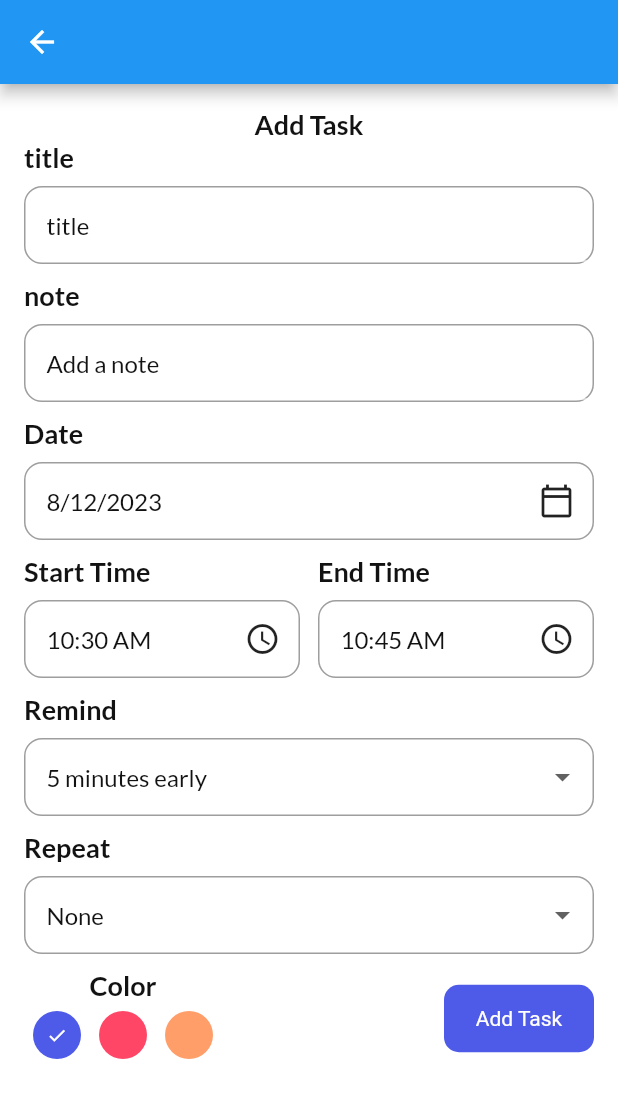
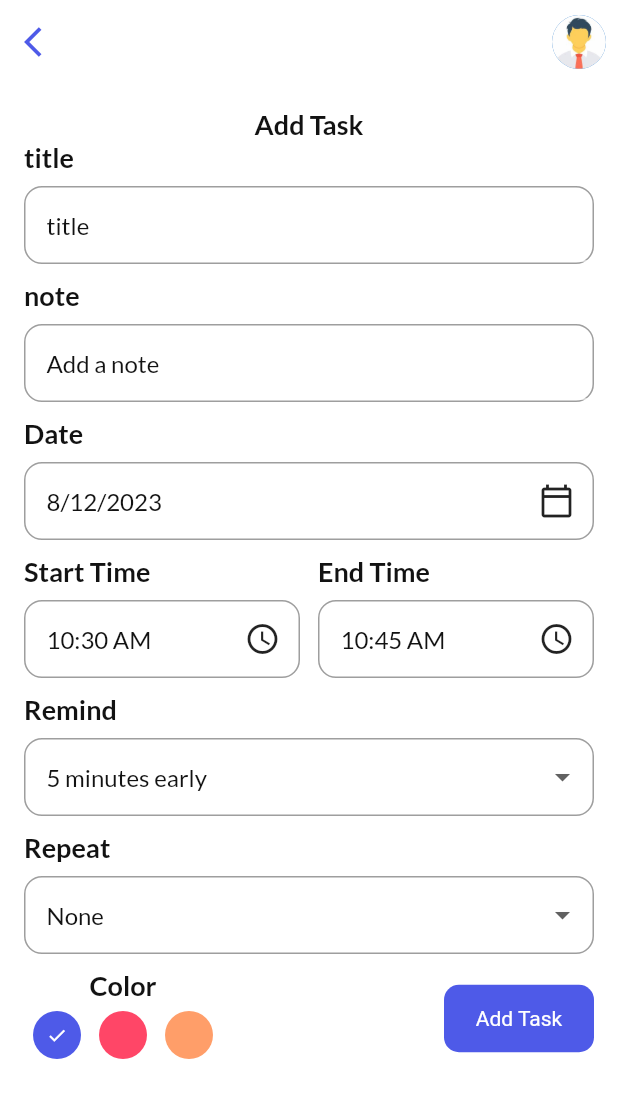
Before and after one commit to dev-KarimAhmed/to_do_app_getx_sqflit, a Flutter app: the screen it shows after launch, after a tap on "Add Task", on a phone screen of 412 x 824 dp. Shown: the top 1098 px of the screen. Run offline on Flutter 3.47's test engine with Material 2 defaults, Android fonts, the phone set to English and light mode, and no system bars; our stand-ins replace get, get_storage, google_fonts.

Commit message:
create custom appBar

```diff
--- a/lib/ui/pages/add_task_page.dart
+++ b/lib/ui/pages/add_task_page.dart
@@ -3,9 +3,11 @@ import 'package:get/get.dart';
 import 'package:intl/intl.dart';
 
 import '../../controllers/task_controller.dart';
+import '../../services/theme_services.dart';
 import '../theme.dart';
 import '../widgets/button.dart';
 import '../widgets/input_field.dart';
+import 'notification_screen.dart';
 
 class AddTaskPage extends StatefulWidget {
   const AddTaskPage({Key? key}) : super(key: key);
@@ -31,7 +33,31 @@ class _AddTaskPageState extends State<AddTaskPage> {
   @override
   Widget build(BuildContext context) {
     return Scaffold(
-      appBar: AppBar(),
+      backgroundColor: context.theme.scaffoldBackgroundColor,
+      appBar: AppBar(
+        leading: IconButton(
+          onPressed: () {
+            Get.back();
+          },
+          icon: Icon(
+            Icons.arrow_back_ios,
+            size: 24,
+            color: primaryClr,
+          ),
+        ),
+        centerTitle: true,
+        backgroundColor: context.theme.scaffoldBackgroundColor,
+        elevation: 0,
+        actions: [
+          Padding(
+            padding: const EdgeInsets.all(8.0),
+            child: CircleAvatar(
+              backgroundImage: AssetImage('assets/images/person.jpeg'),
+              radius: 18,
+            ),
+          )
+        ],
+      ),
       body: Container(
         padding: EdgeInsets.all(16),
         child: SingleChildScrollView(
--- a/lib/ui/pages/home_page.dart
+++ b/lib/ui/pages/home_page.dart
@@ -1,6 +1,7 @@
 import 'package:flutter/material.dart';
 import 'package:get/get.dart';
 import 'package:to_do_app_getx_sqflit/services/theme_services.dart';
+import 'package:to_do_app_getx_sqflit/ui/theme.dart';
 
 import '../size_config.dart';
 import '../widgets/button.dart';
@@ -20,17 +21,31 @@ class _HomePageState extends State<HomePage> {
   Widget build(BuildContext context) {
     SizeConfig().init(context);
     return Scaffold(
+      backgroundColor: context.theme.scaffoldBackgroundColor,
       appBar: AppBar(
         leading: IconButton(
           onPressed: () {
             ThemeServices().switchMode();
-            Get.to(
-                NotificationScreen(pyload: 'Title | Description | 10:22 Am'));
           },
-          icon: Icon(Icons.arrow_back_ios),
+          icon: Icon(
+            Get.isDarkMode
+                ? Icons.wb_sunny_outlined
+                : Icons.nightlight_round_outlined,
+            color: Get.isDarkMode ? Colors.white : darkGreyClr,
+          ),
         ),
         centerTitle: true,
-        backgroundColor: context.theme.primaryColor,
+        backgroundColor: context.theme.scaffoldBackgroundColor,
+        elevation: 0,
+        actions: [
+          Padding(
+            padding: const EdgeInsets.all(8.0),
+            child: CircleAvatar(
+              backgroundImage: AssetImage('assets/images/person.jpeg'),
+              radius: 18,
+            ),
+          )
+        ],
       ),
       body: SingleChildScrollView(
         child: Column(
--- a/lib/ui/theme.dart
+++ b/lib/ui/theme.dart
@@ -14,15 +14,13 @@ class Themes {
   static final light = ThemeData(
       primaryColor: primaryClr,
       scaffoldBackgroundColor: white,
-      brightness: Brightness.light
-      );
+      brightness: Brightness.light);
   static final dark = ThemeData(
       primaryColor: darkGreyClr,
       scaffoldBackgroundColor: darkHeaderClr,
       brightness: Brightness.dark);
+}
 
-
-}
 TextStyle get headingStyle {
   return GoogleFonts.lato(
     textStyle: TextStyle(
```
Lines whose indentation alone changed are shown as unchanged.
